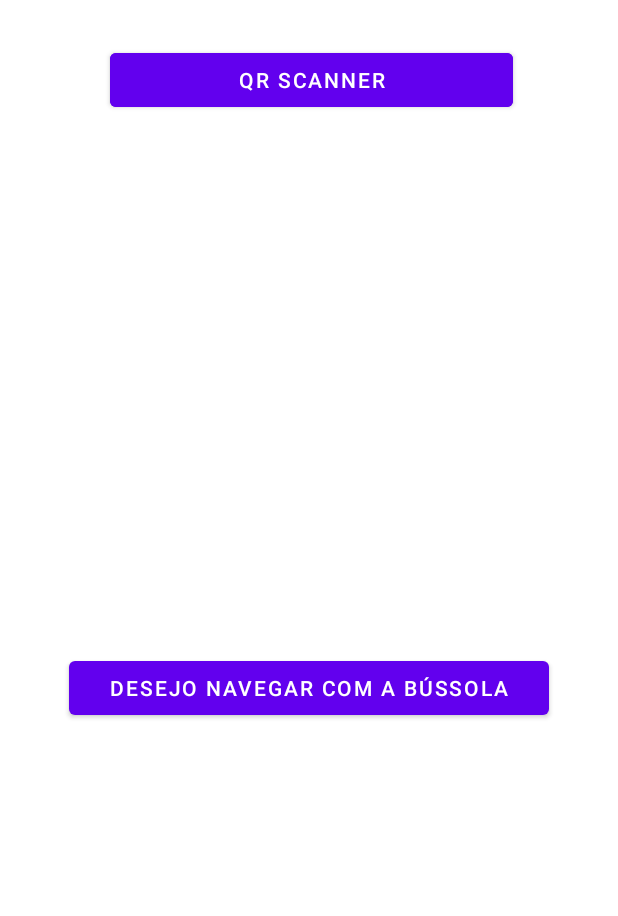
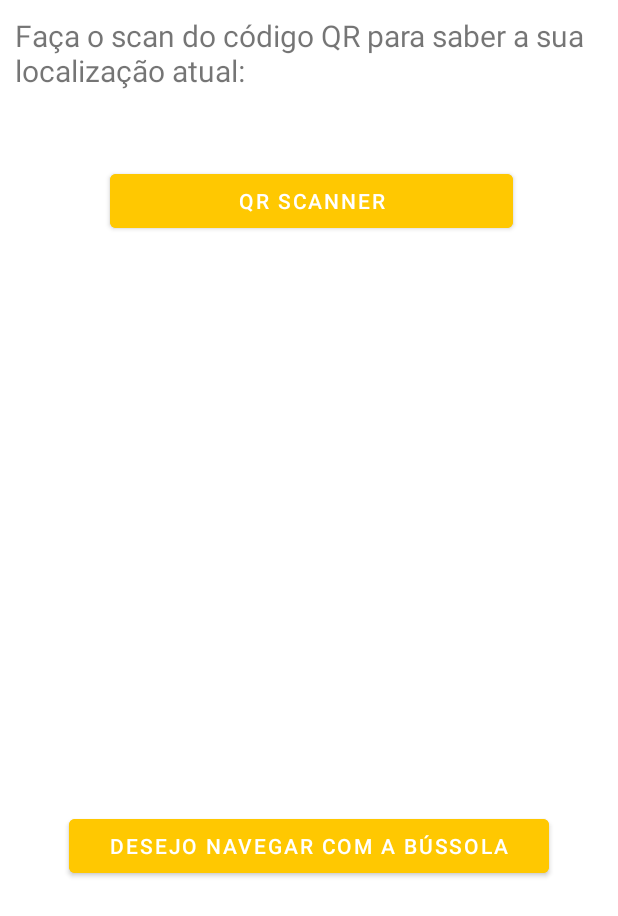
Before and after one commit to gasparespinheira/FindESTG, an Android app: the QrCode_MainActivity screen opened directly, with no data from a screen before it, on a phone screen of 412 x 824 dp. Shown: the top 916 px of the screen. Run offline under Robolectric (Android 15) with nearby library versions, the phone set to English and light mode, and no system bars; libraries missing offline, so code that uses them is left out: com.google.zxing.integration.

Commit message:
Commit botões da página qr code layout a amarelo e uma nova textView

```diff
--- a/app/src/main/res/layout/qrcode_activity_main.xml
+++ b/app/src/main/res/layout/qrcode_activity_main.xml
@@ -7,6 +7,13 @@
     android:layout_margin="10dp"
     tools:context=".QrCode_MainActivity">
 
+    <TextView
+        android:layout_width="match_parent"
+        android:layout_height="50dp"
+        android:text="Faça o scan do código QR para saber a sua localização atual:"
+        android:textSize="20dp"
+        />
+
     <Button
         android:id="@+id/scanner"
         android:layout_width="270dp"
@@ -15,9 +22,9 @@
         android:layout_alignParentTop="true"
         android:layout_alignParentEnd="true"
         android:layout_marginStart="63dp"
-        android:layout_marginTop="19dp"
+        android:layout_marginTop="100dp"
         android:layout_marginEnd="60dp"
-        android:backgroundTint="@color/purple_500"
+        android:backgroundTint="@color/yellow"
         android:text="QR SCANNER"/>
 
     <TextView
@@ -26,7 +33,7 @@
         android:layout_height="312dp"
         android:layout_below="@+id/scanner"
         android:layout_centerInParent="true"
-        android:layout_marginTop="25dp"
+        android:layout_marginTop="50dp"
         android:textSize="30dp" />
 
     <Button
@@ -37,6 +44,7 @@
         android:layout_centerInParent="true"
         android:layout_marginTop="20dp"
         android:text="Desejo navegar com a Bússola"
+        android:backgroundTint="@color/yellow"
         android:onClick="navegar_bussola"/>
 
 
```
